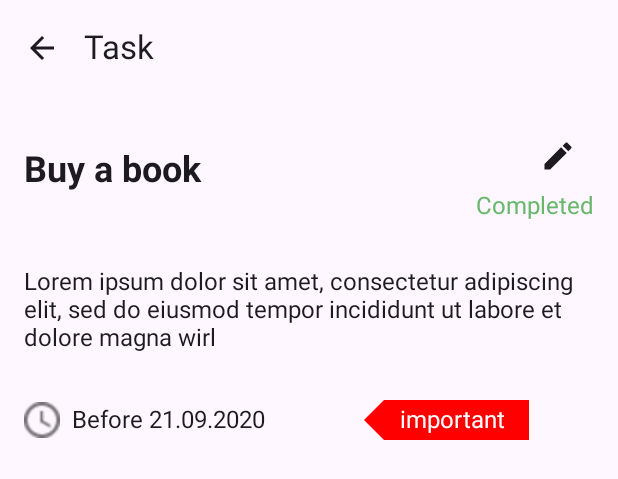
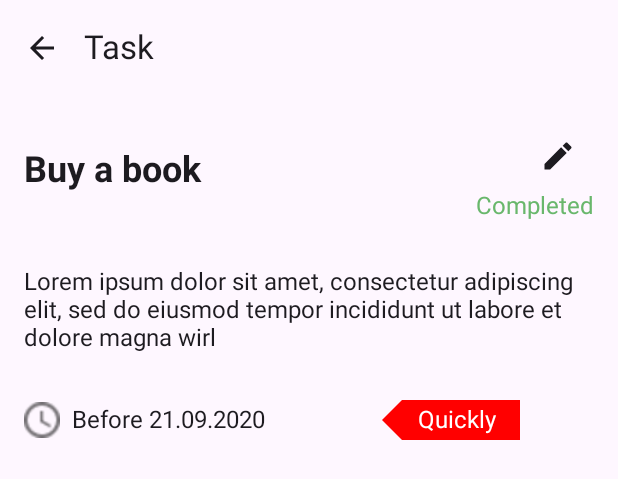
Before and after one commit to Emon-Ashraf/Todo-List-App-Jetpack-Not-Forgot-, an Android app built with Jetpack Compose: the @Preview function TaskViewScreenPreview, on a phone screen of 412 x 824 dp. Shown: the top 479 px of the screen. Run offline under Robolectric (Android 15) with nearby library versions, the phone set to English and light mode, and no system bars.

Commit message:
tag updated

```diff
--- a/app/src/main/java/com/example/todolist/screens/TaskViewScreen.kt
+++ b/app/src/main/java/com/example/todolist/screens/TaskViewScreen.kt
@@ -101,18 +101,19 @@ fun TaskViewScreen(task: Task, navController: NavController) {
                     text = "Before ${task.deadline}",
                     fontSize = 16.sp
                 )
-                Spacer(modifier = Modifier.width(66.dp))
-                if (task.priority != null) {
-                    PriorityTag(priority = task.priority)
-                }
+                Spacer(modifier = Modifier.width(78.dp))
+
+                Tag()
+
             }
         }
     }
 }
 
 @Composable
-fun PriorityTag(priority: Priority) {
-    val color = getColorBasedOnPriority(priority)
+fun Tag(/*priority: Priority*/) {
+    //val color = getColorBasedOnPriority(priority)
+    val color = Color.Red
 
     Box(
         modifier = Modifier
@@ -121,7 +122,8 @@ fun PriorityTag(priority: Priority) {
             .padding(start = 8.dp)
     ) {
         Text(
-            text = priority.displayName,
+            //text = priority.displayName,
+            text = "Quickly",
             color = Color.White,
             fontSize = 16.sp
         )
```
